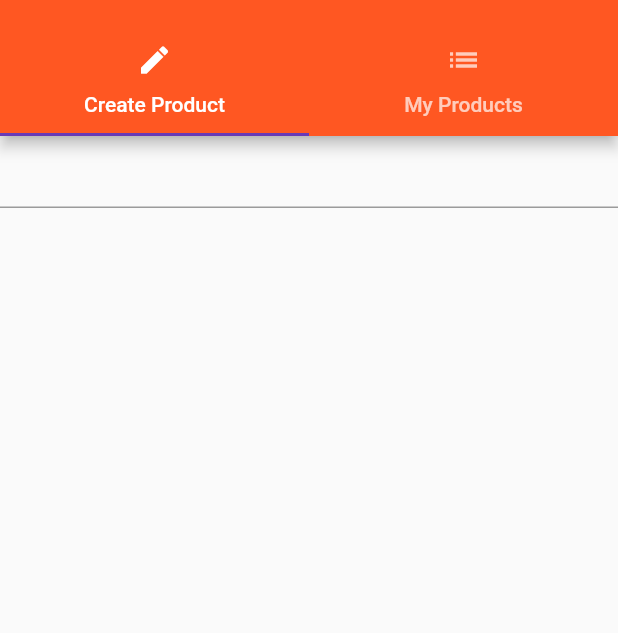
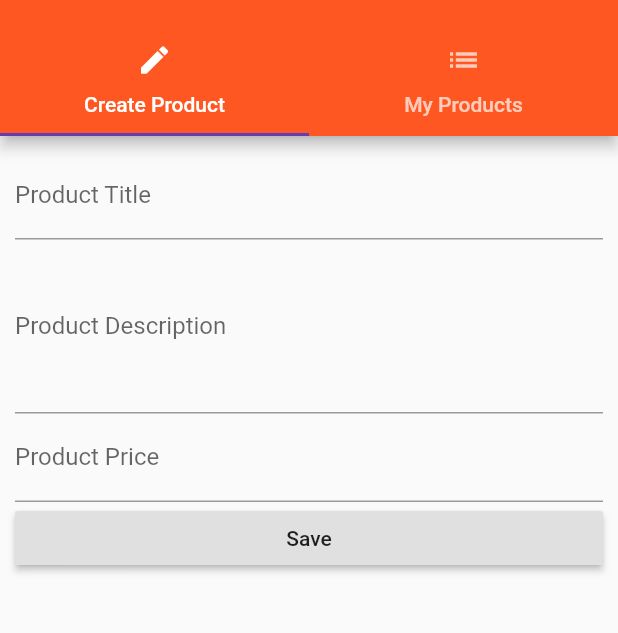
Before and after one commit to EYoung75/flutter-easyList, a Flutter app: the ManageProducts screen opened by its route, on a phone screen of 412 x 824 dp, the part 59-692 px from its top. Run offline on Flutter 3.47's test engine with Material 2 defaults, Android fonts, the phone set to English and light mode, and no system bars.

Commit message:
started working on create product form

```diff
--- a/lib/main.dart
+++ b/lib/main.dart
@@ -15,10 +15,10 @@ class MyApp extends StatefulWidget {
 }
 
 class _MyAppState extends State<MyApp> {
-  List<Map<String, String>> _products = [];
+  List<Map<String, dynamic>> _products = [];
 
 
-  void _addProduct(Map<String,String> product) {
+  void _addProduct(Map<String, dynamic> product) {
     setState(() {
       _products.add(product);
     });
@@ -38,8 +38,8 @@ class _MyAppState extends State<MyApp> {
       debugShowCheckedModeBanner: false,
       // home: AuthPage(),
       routes: {
-        "/": (BuildContext context) => ProductsPage(_products, _addProduct, _deleteProduct),
-        "/admin": (BuildContext context) => ManageProducts()
+        "/": (BuildContext context) => ProductsPage(_products),
+        "/admin": (BuildContext context) => ManageProducts(_addProduct, _deleteProduct)
       },
       onGenerateRoute: (RouteSettings settings) {
         final List<String> pathElements = settings.name.split("/");
@@ -57,7 +57,7 @@ class _MyAppState extends State<MyApp> {
       },
       onUnknownRoute: (RouteSettings settings) {
         return MaterialPageRoute(
-          builder: (BuildContext context) => ProductsPage(_products, _addProduct, _deleteProduct)
+          builder: (BuildContext context) => ProductsPage(_products)
         );
       },
     );
--- a/lib/pages/createProduct.dart
+++ b/lib/pages/createProduct.dart
@@ -1,6 +1,10 @@
 import "package:flutter/material.dart";
 
 class CreateProduct extends StatefulWidget {
+  final Function addProduct;
+
+  CreateProduct(this.addProduct);
+
   @override
   CreateProductState createState() {
     return CreateProductState();
@@ -9,20 +13,55 @@ class CreateProduct extends StatefulWidget {
 
 class CreateProductState extends State<CreateProduct> {
   String titleValue = "";
+  String description = "";
+  double price;
 
   @override
   Widget build(BuildContext context) {
-    return Column(
+    return Container(
+      margin: EdgeInsets.all(10),
+      child: ListView(
         children: <Widget>[
           TextField(
+            decoration: InputDecoration(labelText: "Product Title"),
             onChanged: (String value) {
               setState(() {
                 titleValue = value;
               });
             },
           ),
-        Text(titleValue)
+          TextField(
+            decoration: InputDecoration(labelText: "Product Description"),
+            maxLines: 4,
+            onChanged: (String value) {
+              setState(() {
+                description = value;
+              });
+            },
+          ),
+          TextField(
+            decoration: InputDecoration(labelText: "Product Price"),
+            keyboardType: TextInputType.number,
+            onChanged: (String value) {
+              setState(() {
+                price = double.parse(value);
+              });
+            },
+          ),
+          RaisedButton(
+            onPressed: () {
+              final Map<String, dynamic> product =
+              {"title": titleValue,
+                "desciption": description,
+                "price": price,
+                "image": "assets/food.jpg"
+              };
+              widget.addProduct(product);
+            },
+            child: Text("Save"),
+            )
         ],
+      ),
     );
   }
 }
--- a/lib/pages/manageProducts.dart
+++ b/lib/pages/manageProducts.dart
@@ -1,9 +1,14 @@
 import "package:flutter/material.dart";
-import "./products.dart";
+
 import "./createProduct.dart";
 import "./myProducts.dart";
 
 class ManageProducts extends StatelessWidget {
+  final Function addProduct;
+  final Function deleteProduct;
+
+  ManageProducts(this.addProduct, this.deleteProduct);
+
   @override
   Widget build(BuildContext context) {
     return DefaultTabController(
@@ -35,7 +40,7 @@ class ManageProducts extends StatelessWidget {
         ),
         body: TabBarView(
           children: <Widget>[
-            CreateProduct(),
+            CreateProduct(addProduct),
             MyProducts()
           ],
         )
```
Also changed, not shown: lib/pages/products.dart (+3 -5 lines), lib/productControl.dart (deleted, +0 -18 lines), lib/product_manager.dart (+3 -8 lines), lib/products.dart (+5 -13 lines). Lines whose indentation alone changed are shown as unchanged.
